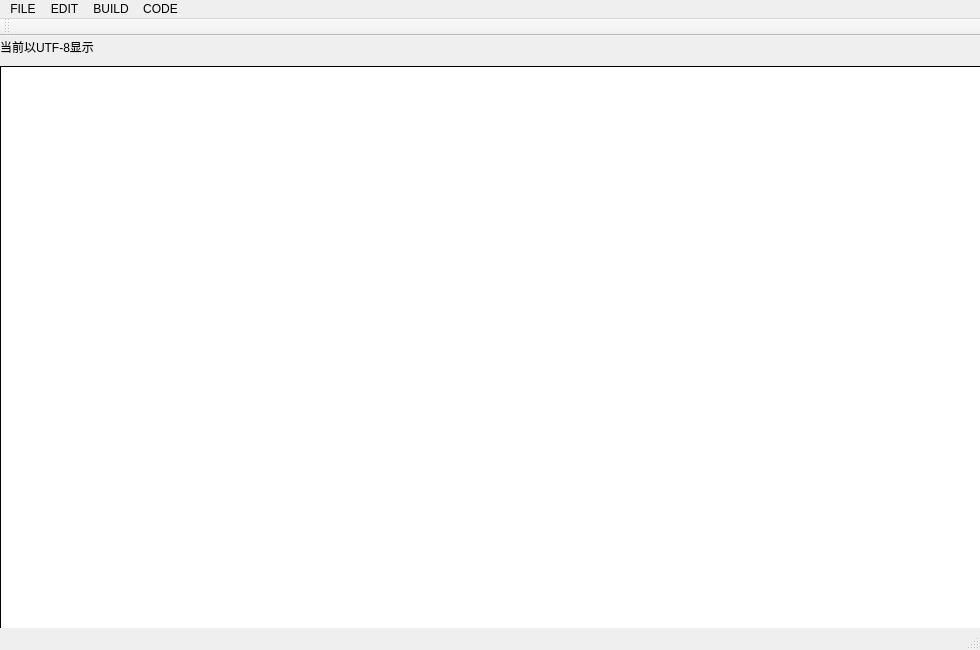
This is IDE/IDE/mainwindow.ui in wtzhu13/CPPOrCProectDemo as Qt 5 draws it before an edit. The edited form follows.
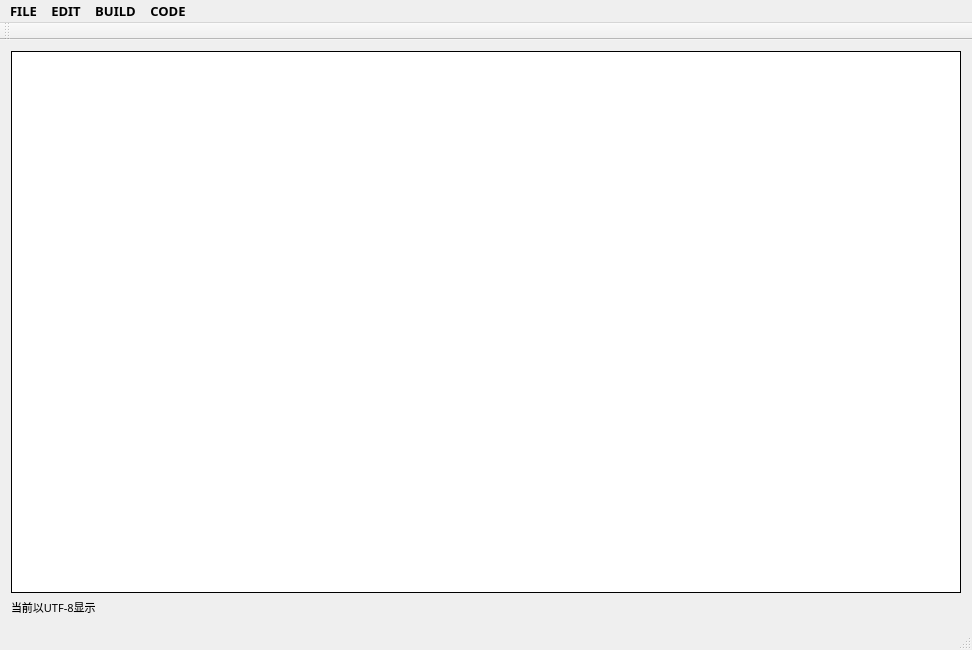
This is the edited form. Icons and pictures are not drawn.

Commit message: IDE UI上做了些调整

```diff
--- a/IDE/IDE/mainwindow.ui
+++ b/IDE/IDE/mainwindow.ui
@@ -6,10 +6,18 @@
    <rect>
     <x>0</x>
     <y>0</y>
-    <width>980</width>
+    <width>972</width>
     <height>650</height>
    </rect>
   </property>
+  <property name="font">
+   <font>
+    <family>Adobe 黑体 Std R</family>
+    <pointsize>10</pointsize>
+    <weight>75</weight>
+    <bold>true</bold>
+   </font>
+  </property>
   <property name="windowTitle">
    <string>IED</string>
   </property>
@@ -17,32 +25,30 @@
    <iconset resource="res.qrc">
     <normaloff>:/images/a9f7716a1a25d7a4b2e5dc73bae4d860.png</normaloff>:/images/a9f7716a1a25d7a4b2e5dc73bae4d860.png</iconset>
   </property>
+  <property name="autoFillBackground">
+   <bool>false</bool>
+  </property>
   <widget class="QWidget" name="centralWidget">
-   <widget class="QLabel" name="label">
-    <property name="geometry">
-     <rect>
-      <x>0</x>
-      <y>0</y>
-      <width>581</width>
-      <height>21</height>
-     </rect>
-    </property>
-    <property name="text">
-     <string>当前以UTF-8显示</string>
-    </property>
-   </widget>
+   <layout class="QVBoxLayout" name="verticalLayout">
+    <item>
    <widget class="QTextEdit" name="textEdit">
-    <property name="geometry">
-     <rect>
-      <x>0</x>
-      <y>30</y>
-      <width>981</width>
-      <height>611</height>
-     </rect>
+      <property name="font">
+       <font>
+        <pointsize>9</pointsize>
+        <weight>75</weight>
+        <italic>false</italic>
+        <bold>true</bold>
+       </font>
+      </property>
+      <property name="mouseTracking">
+       <bool>false</bool>
     </property>
     <property name="layoutDirection">
      <enum>Qt::LeftToRight</enum>
     </property>
+      <property name="autoFillBackground">
+       <bool>true</bool>
+      </property>
     <property name="frameShape">
      <enum>QFrame::Box</enum>
     </property>
@@ -56,14 +62,30 @@
      <enum>QTextEdit::NoWrap</enum>
     </property>
    </widget>
+    </item>
+    <item>
+     <widget class="QLabel" name="label">
+      <property name="font">
+       <font>
+        <pointsize>8</pointsize>
+        <weight>50</weight>
+        <bold>false</bold>
+       </font>
+      </property>
+      <property name="text">
+       <string>当前以UTF-8显示</string>
+      </property>
+     </widget>
+    </item>
+   </layout>
   </widget>
   <widget class="QMenuBar" name="menuBar">
    <property name="geometry">
     <rect>
      <x>0</x>
      <y>0</y>
-     <width>980</width>
-     <height>23</height>
+     <width>972</width>
+     <height>22</height>
     </rect>
    </property>
    <widget class="QMenu" name="menufile">
```
Lines whose indentation alone changed are shown as unchanged. The commit also changes 2 other files.
